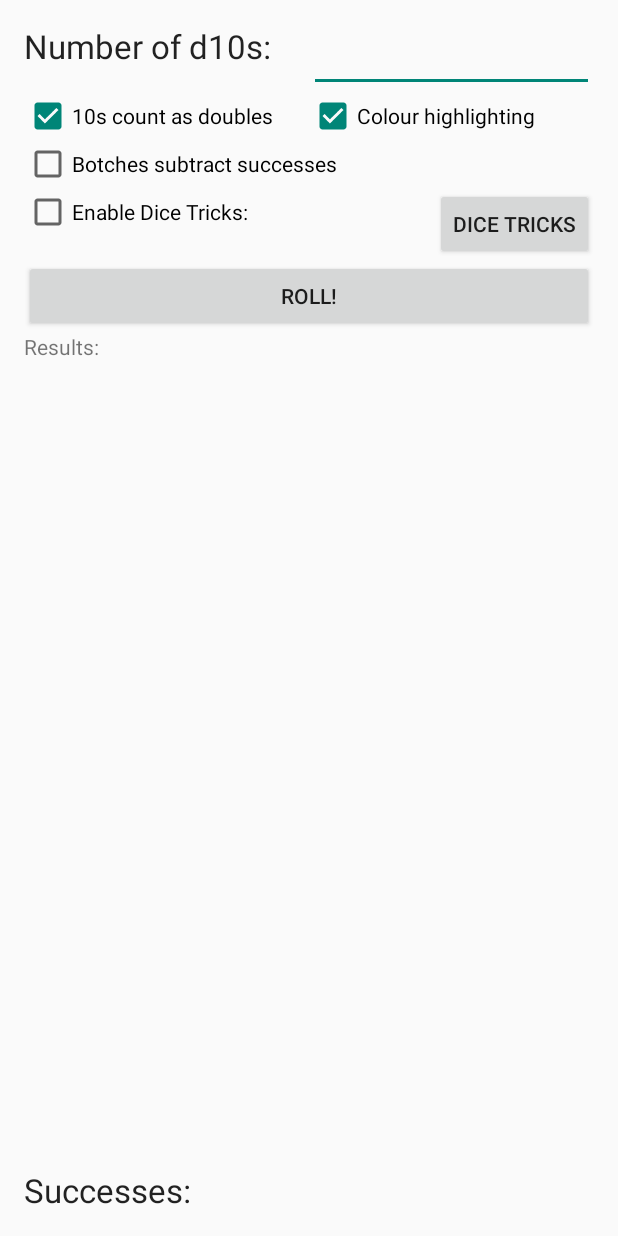
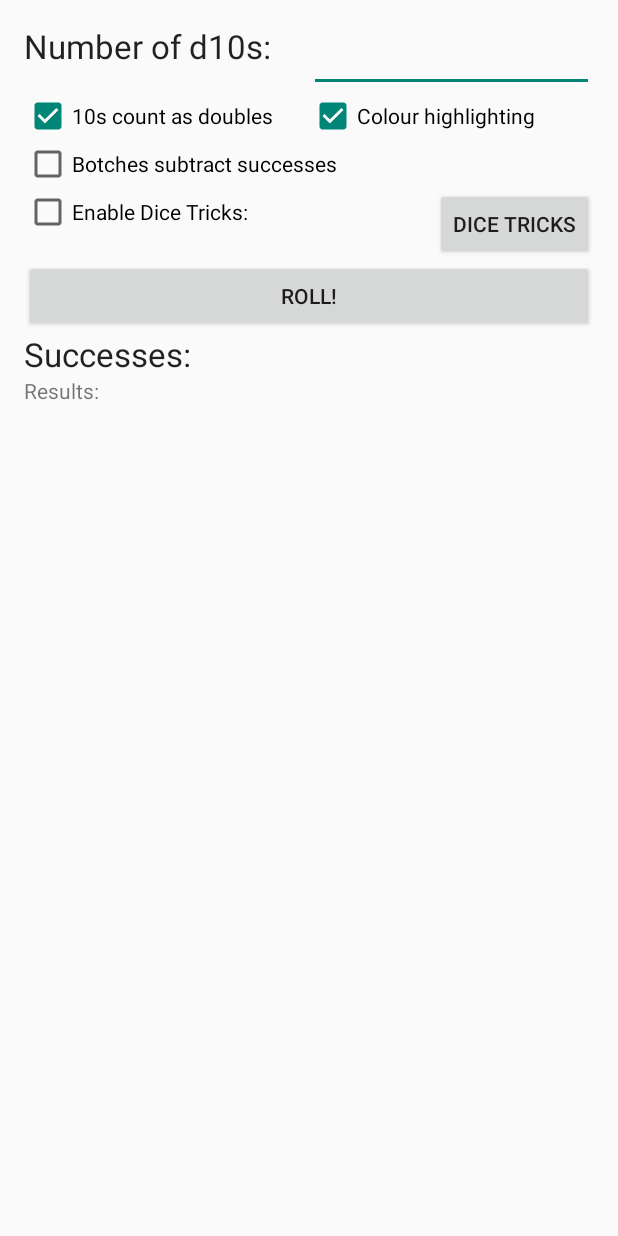
Before and after one commit to hokaze/Resplendent-Exalted-Dice-Roller, an Android app: the screen it shows after launch (MainActivity), on a phone screen of 412 x 824 dp. Run offline under Robolectric (Android 15) with nearby library versions, the phone set to English and light mode, and no system bars; our stand-ins replace AdMob.

Commit message:
Actually added updated layouts to git this time?

```diff
--- a/app/src/main/res/layout-land/activity_main.xml
+++ b/app/src/main/res/layout-land/activity_main.xml
@@ -63,15 +63,13 @@
         android:textAppearance="?android:attr/textAppearanceSmall"
         android:id="@+id/resultsView"
         android:text="@string/results"
+        android:enabled="true"
+        android:layout_above="@+id/adView"
+        android:layout_alignRight="@+id/tricksButton"
+        android:layout_alignEnd="@+id/tricksButton"
+        android:layout_alignParentLeft="true"
         android:layout_alignParentStart="true"
-        android:layout_below="@+id/rollButton"
-        android:layout_alignParentLeft="true"
-        android:layout_above="@+id/successView"
-        android:layout_alignRight="@+id/d10s"
-        android:layout_alignEnd="@+id/d10s"
-        android:enabled="true"
-        android:layout_alignParentRight="true"
-        android:layout_alignParentBottom="false" />
+        android:layout_below="@+id/successView" />
 
     <TextView
         android:layout_width="wrap_content"
@@ -80,13 +78,12 @@
         android:id="@+id/successView"
         android:text="@string/successes"
         android:enabled="true"
-        android:layout_alignParentRight="true"
-        android:layout_alignParentEnd="true"
-        android:layout_toEndOf="@+id/botchesSubtract"
-        android:layout_above="@+id/adView"
+        android:maxLines="1"
+        android:layout_alignRight="@+id/tricksButton"
+        android:layout_alignEnd="@+id/tricksButton"
+        android:layout_below="@+id/rollButton"
         android:layout_alignParentLeft="true"
-        android:layout_alignParentStart="true"
-        android:maxLines="1" />
+        android:layout_alignParentStart="true" />
 
     <CheckBox
         android:layout_width="wrap_content"
--- a/app/src/main/res/layout-sw600dp/activity_main.xml
+++ b/app/src/main/res/layout-sw600dp/activity_main.xml
@@ -63,15 +63,13 @@
         android:textAppearance="?android:attr/textAppearanceSmall"
         android:id="@+id/resultsView"
         android:text="@string/results"
-        android:layout_alignParentStart="true"
-        android:layout_below="@+id/rollButton"
+        android:enabled="true"
+        android:layout_above="@+id/adView"
+        android:layout_alignParentRight="true"
+        android:layout_alignParentEnd="true"
+        android:layout_below="@+id/successView"
         android:layout_alignParentLeft="true"
-        android:layout_above="@+id/successView"
-        android:layout_alignRight="@+id/d10s"
-        android:layout_alignEnd="@+id/d10s"
-        android:enabled="true"
-        android:layout_alignParentRight="true"
-        android:layout_alignParentBottom="false" />
+        android:layout_alignParentStart="true" />
 
     <TextView
         android:layout_width="wrap_content"
@@ -80,13 +78,12 @@
         android:id="@+id/successView"
         android:text="@string/successes"
         android:enabled="true"
+        android:maxLines="1"
         android:layout_alignParentRight="true"
         android:layout_alignParentEnd="true"
-        android:layout_toEndOf="@+id/botchesSubtract"
-        android:layout_above="@+id/adView"
+        android:layout_below="@+id/rollButton"
         android:layout_alignParentLeft="true"
-        android:layout_alignParentStart="true"
-        android:maxLines="1" />
+        android:layout_alignParentStart="true" />
 
     <CheckBox
         android:layout_width="wrap_content"
--- a/app/src/main/res/layout/activity_main.xml
+++ b/app/src/main/res/layout/activity_main.xml
@@ -65,15 +65,14 @@
         android:textAppearance="?android:attr/textAppearanceSmall"
         android:id="@+id/resultsView"
         android:text="@string/results"
+        android:enabled="true"
+        android:minLines="1"
+        android:layout_above="@+id/adView"
+        android:layout_alignParentLeft="true"
         android:layout_alignParentStart="true"
-        android:layout_below="@+id/rollButton"
-        android:layout_alignParentLeft="true"
-        android:layout_alignRight="@+id/d10s"
-        android:layout_alignEnd="@+id/d10s"
-        android:enabled="true"
-        android:layout_alignParentRight="true"
-        android:layout_above="@+id/successView"
-        android:minLines="1" />
+        android:layout_alignRight="@+id/adView"
+        android:layout_alignEnd="@+id/adView"
+        android:layout_below="@+id/successView" />
 
     <TextView
         android:layout_width="wrap_content"
@@ -84,12 +83,12 @@
         android:enabled="true"
         android:lines="1"
         android:layout_alignWithParentIfMissing="false"
-        android:layout_above="@+id/adView"
+        android:maxLines="1"
+        android:layout_below="@+id/rollButton"
+        android:layout_alignParentRight="true"
+        android:layout_alignParentEnd="true"
         android:layout_alignParentLeft="true"
-        android:layout_alignParentStart="true"
-        android:layout_alignRight="@+id/adView"
-        android:layout_alignEnd="@+id/adView"
-        android:maxLines="1" />
+        android:layout_alignParentStart="true" />
 
     <CheckBox
         android:layout_width="wrap_content"
```
